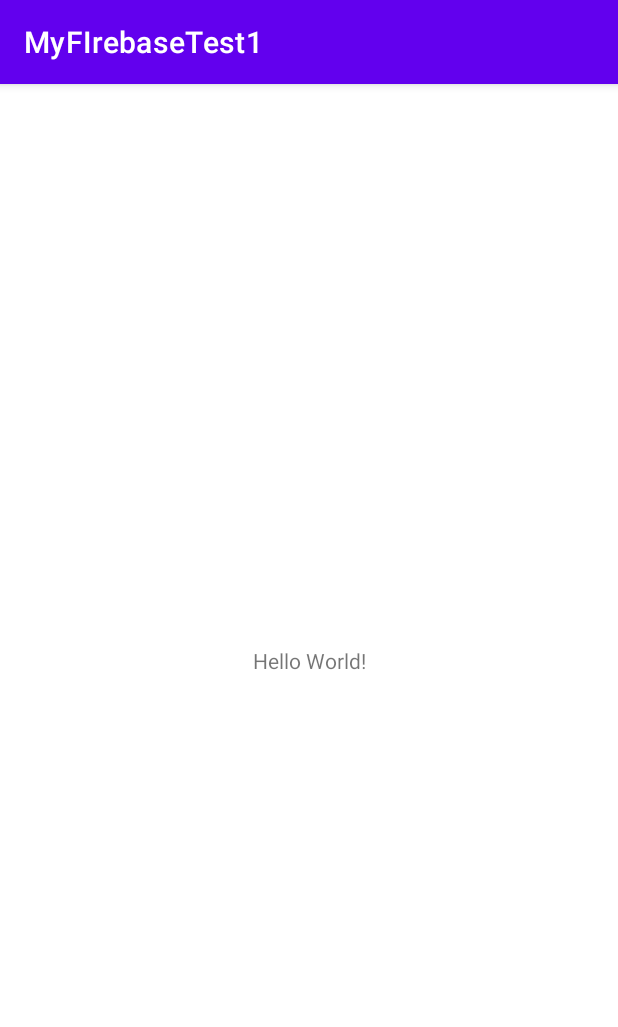
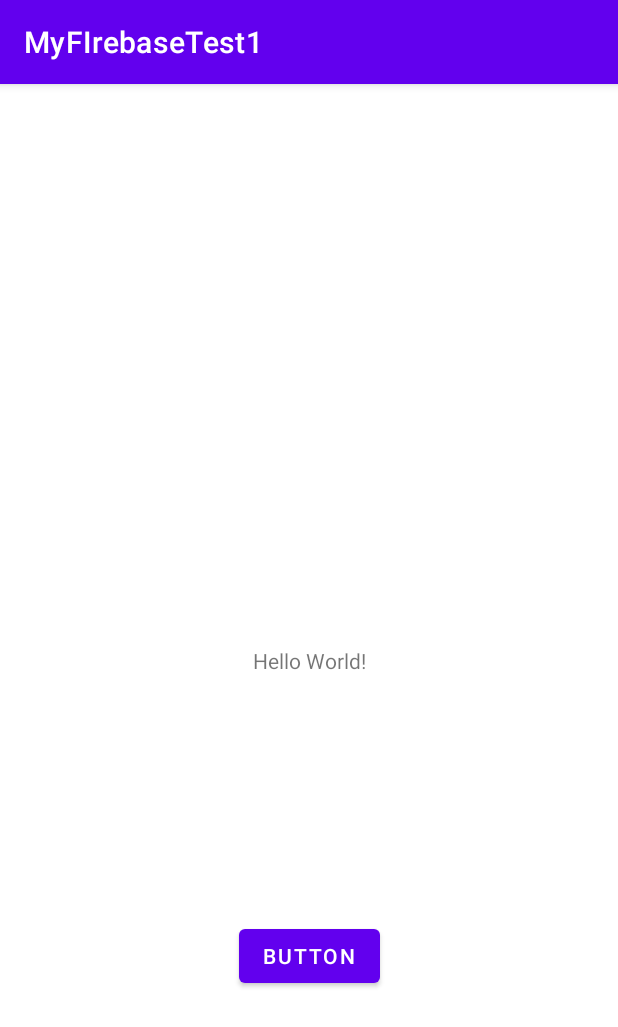
Before and after one commit to sugoigroup/myexample_firebase1, an Android app: the screen it shows after launch (MainActivity), on a phone screen of 412 x 824 dp. Shown: the top 1027 px of the screen. Run offline under Robolectric (Android 15) with nearby library versions, the phone set to English and light mode, and no system bars; our stand-ins replace Firebase (no records; nobody signed in at launch, a user with empty details on screens opened directly).

```diff
--- a/app/build.gradle
+++ b/app/build.gradle
@@ -50,4 +50,6 @@ dependencies {
     //push 용
     implementation 'com.google.firebase:firebase-messaging:21.0.1'
 
+    //Database
+    implementation 'com.google.firebase:firebase-database:19.6.0'
 }
--- a/app/src/main/res/layout/activity_main.xml
+++ b/app/src/main/res/layout/activity_main.xml
@@ -7,6 +7,7 @@
     tools:context=".MainActivity">
 
     <TextView
+        android:id="@+id/textView"
         android:layout_width="wrap_content"
         android:layout_height="wrap_content"
         android:text="Hello World!"
@@ -15,4 +16,15 @@
         app:layout_constraintRight_toRightOf="parent"
         app:layout_constraintTop_toTopOf="parent" />
 
+    <Button
+        android:id="@+id/button"
+        android:layout_width="wrap_content"
+        android:layout_height="wrap_content"
+        android:onClick="saveToFirebase"
+        android:text="@string/button"
+        app:layout_constraintBottom_toBottomOf="parent"
+        app:layout_constraintEnd_toEndOf="parent"
+        app:layout_constraintStart_toStartOf="parent"
+        app:layout_constraintTop_toBottomOf="@+id/textView" />
+
 </androidx.constraintlayout.widget.ConstraintLayout>
--- a/app/src/main/res/values/strings.xml
+++ b/app/src/main/res/values/strings.xml
@@ -1,3 +1,4 @@
 <resources>
     <string name="app_name">MyFIrebaseTest1</string>
+    <string name="button">Button</string>
 </resources>
```
Also changed, not shown: app/src/main/java/com/sugoijapaneseschool/myfirebasetest1/MainActivity.kt (+25 -1 lines).
